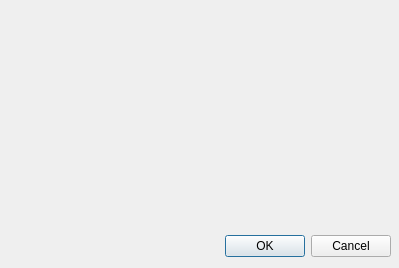
First picture: the form in gui/settingsdialog.ui, repository QkThings/qkdaemon_old, before the edit.
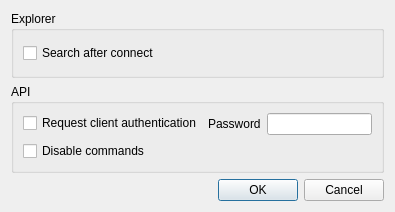
Second picture: the form after the edit.

```diff
--- a/gui/settingsdialog.ui
+++ b/gui/settingsdialog.ui
@@ -6,29 +6,92 @@
    <rect>
     <x>0</x>
     <y>0</y>
-    <width>399</width>
-    <height>268</height>
+    <width>395</width>
+    <height>212</height>
    </rect>
   </property>
   <property name="windowTitle">
    <string>Dialog</string>
   </property>
-  <widget class="QDialogButtonBox" name="buttonBox">
-   <property name="geometry">
-    <rect>
-     <x>150</x>
-     <y>230</y>
-     <width>241</width>
-     <height>32</height>
-    </rect>
-   </property>
-   <property name="orientation">
-    <enum>Qt::Horizontal</enum>
-   </property>
-   <property name="standardButtons">
-    <set>QDialogButtonBox::Cancel|QDialogButtonBox::Ok</set>
-   </property>
-  </widget>
+  <layout class="QVBoxLayout" name="verticalLayout_3">
+   <item>
+    <widget class="QGroupBox" name="groupBox_2">
+     <property name="title">
+      <string>Explorer</string>
+     </property>
+     <layout class="QVBoxLayout" name="verticalLayout_2">
+      <item>
+       <widget class="QCheckBox" name="checkBox">
+        <property name="text">
+         <string>Search after connect</string>
+        </property>
+       </widget>
+      </item>
+     </layout>
+    </widget>
+   </item>
+   <item>
+    <widget class="QGroupBox" name="groupBox">
+     <property name="title">
+      <string>API</string>
+     </property>
+     <layout class="QVBoxLayout" name="verticalLayout">
+      <item>
+       <layout class="QFormLayout" name="formLayout">
+        <item row="0" column="0">
+         <widget class="QCheckBox" name="checkBox_2">
+          <property name="text">
+           <string>Request client authentication</string>
+          </property>
+         </widget>
+        </item>
+        <item row="0" column="1">
+         <layout class="QHBoxLayout" name="horizontalLayout">
+          <item>
+           <widget class="QLabel" name="label">
+            <property name="text">
+             <string>Password</string>
+            </property>
+           </widget>
+          </item>
+          <item>
+           <widget class="QLineEdit" name="lineEdit">
+            <property name="minimumSize">
+             <size>
+              <width>80</width>
+              <height>0</height>
+             </size>
+            </property>
+            <property name="echoMode">
+             <enum>QLineEdit::Password</enum>
+            </property>
+           </widget>
+          </item>
+         </layout>
+        </item>
+        <item row="1" column="0">
+         <widget class="QCheckBox" name="checkBox_3">
+          <property name="text">
+           <string>Disable commands</string>
+          </property>
+         </widget>
+        </item>
+       </layout>
+      </item>
+     </layout>
+    </widget>
+   </item>
+   <item>
+    <widget class="QDialogButtonBox" name="buttonBox">
+     <property name="orientation">
+      <enum>Qt::Horizontal</enum>
+     </property>
+     <property name="standardButtons">
+      <set>QDialogButtonBox::Cancel|QDialogButtonBox::Ok</set>
+     </property>
+    </widget>
+   </item>
+  </layout>
  </widget>
  <resources/>
  <connections>
```
Left out of the diff: 2 changed lines with no effect on the pictures.
